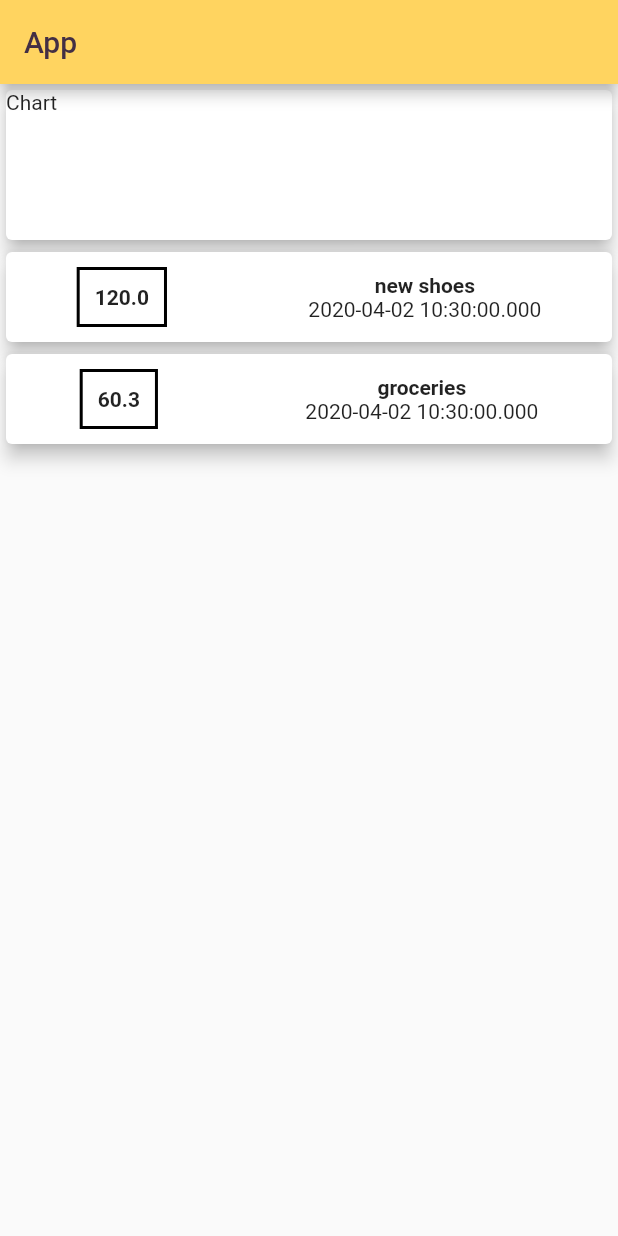
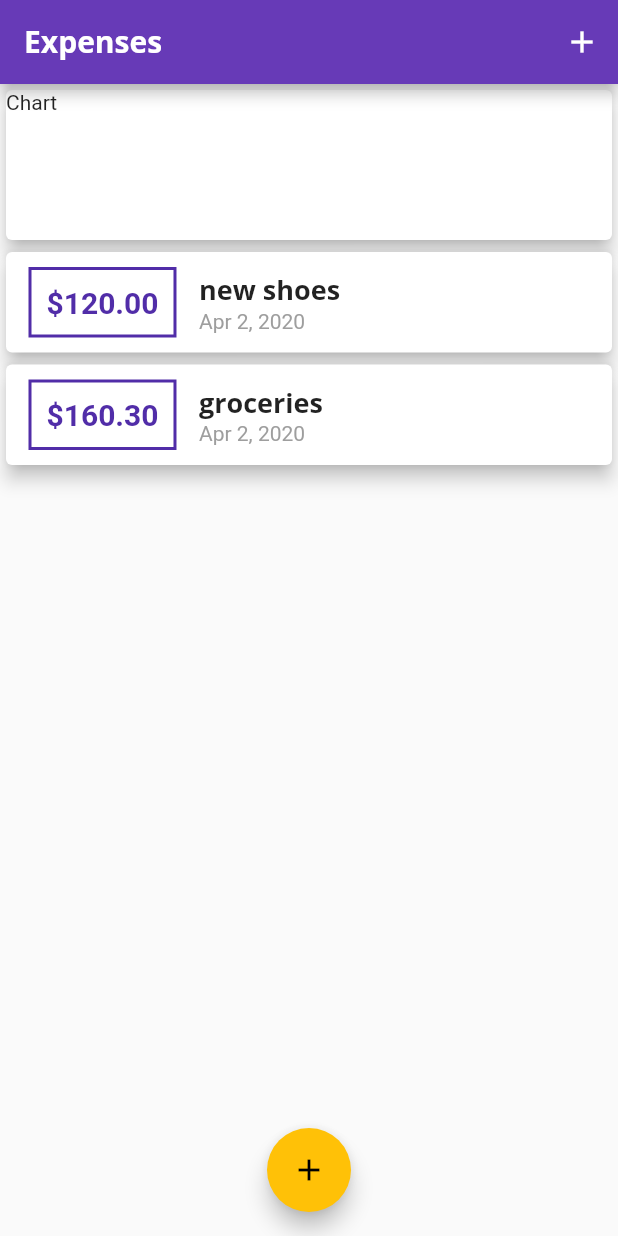
Before and after one commit to brimac1634/practice-flutter-expense, a Flutter app: the screen it shows after launch, on a phone screen of 412 x 824 dp. Run offline on Flutter 3.47's test engine with Material 2 defaults, Android fonts, the phone set to English and light mode, and no system bars.

Commit message:
added fonts and global styles, restructured widgets and added modal

```diff
--- a/lib/main.dart
+++ b/lib/main.dart
@@ -1,6 +1,9 @@
 import 'package:flutter/material.dart';
 
-import './transaction.dart';
+import './widgets/transaction_list.dart';
+import './widgets/new_transaction.dart';
+
+import './models/transaction.dart';
 
 void main() => runApp(MyApp());
 
@@ -8,33 +11,68 @@ class MyApp extends StatelessWidget {
   @override
   Widget build(BuildContext context) {
     return MaterialApp(
-      title: 'Expense ',
+      title: 'Expenses',
+      theme: ThemeData(
+          primarySwatch: Colors.deepPurple,
+          accentColor: Colors.amber,
+          fontFamily: 'Quicksand',
+          textTheme: ThemeData.light().textTheme.copyWith(title: TextStyle(fontFamily: 'OpenSans', fontWeight: FontWeight.bold, fontSize: 18)),
+          appBarTheme: AppBarTheme(
+              textTheme: ThemeData.light().textTheme.copyWith(
+                  title: TextStyle(
+                      fontFamily: 'OpenSans',
+                      fontSize: 20,
+                      fontWeight: FontWeight.bold)))),
       home: MyHomePage(),
     );
   }
 }
 
-class MyHomePage extends StatelessWidget {
-  final List<Transaction> transactions = [
+class MyHomePage extends StatefulWidget {
+  @override
+  _MyHomePageState createState() => _MyHomePageState();
+}
+
+class _MyHomePageState extends State<MyHomePage> {
+  final List<Transaction> _userTransactions = [
     Transaction(
-        id: 't1', title: 'new shoes', amount: 120, date: DateTime.now()),
+        id: 't1', title: 'new shoes', amount: 120.00, date: DateTime.now()),
     Transaction(
-        id: 't2', title: 'groceries', amount: 60.30, date: DateTime.now()),
+        id: 't2', title: 'groceries', amount: 160.30, date: DateTime.now()),
   ];
+
+  void _addNewTransaction(String title, double amount) {
+    final newTx = Transaction(
+        id: DateTime.now().toString(),
+        title: title,
+        amount: amount,
+        date: DateTime.now());
+
+    setState(() {
+      _userTransactions.add(newTx);
+    });
+  }
+
+  void _startNewTransaction(BuildContext ctx) {
+    showModalBottomSheet(
+        context: ctx,
+        builder: (_) {
+          return NewTransaction(_addNewTransaction);
+        });
+  }
 
   @override
   Widget build(BuildContext context) {
     return Scaffold(
       appBar: AppBar(
-          title: Text(
-            'App',
-            style: TextStyle(color: Color(0xFF432f44)),
+        title: Text('Expenses'),
+        actions: <Widget>[
+          IconButton(
+              icon: Icon(Icons.add),
+              onPressed: () => _startNewTransaction(context))
+        ],
       ),
-          backgroundColor: Color(0xFFFFD460),
-        ),
-        body: Column(
-            crossAxisAlignment: CrossAxisAlignment.stretch,
-            children: <Widget>[
+      body: ListView(children: <Widget>[
         Card(
           child: Container(
             width: double.infinity,
@@ -43,38 +81,12 @@ class MyHomePage extends StatelessWidget {
           ),
           elevation: 5.0,
         ),
-              Column(
-                crossAxisAlignment: CrossAxisAlignment.stretch,
-                children: transactions.map((tx) {
-                  return Card(
-                    elevation: 5.0,
-                    child: Row(
-                        mainAxisAlignment: MainAxisAlignment.spaceAround,
-                        children: <Widget>[
-                          Container(
-                            padding: EdgeInsets.all(10),
-                            margin: EdgeInsets.symmetric(vertical: 10),
-                            decoration: BoxDecoration(
-                                border:
-                                    Border.all(color: Colors.black, width: 2)),
-                            child: Text(
-                              '${tx.amount}',
-                              style: TextStyle(fontWeight: FontWeight.bold),
-                            ),
-                          ),
-                          Column(
-                            children: <Widget>[
-                              Text(
-                                tx.title,
-                                style: TextStyle(fontWeight: FontWeight.bold),
-                              ),
-                              Text(tx.date.toString()),
-                            ],
-                          )
+        TransactionList(_userTransactions),
       ]),
+      floatingActionButtonLocation: FloatingActionButtonLocation.centerFloat,
+      floatingActionButton: FloatingActionButton(
+          child: Icon(Icons.add),
+          onPressed: () => _startNewTransaction(context)),
     );
-                }).toList(),
-              )
-            ]));
   }
 }
--- /dev/null
+++ b/lib/widgets/transaction_list.dart
@@ -0,0 +1,56 @@
+import 'package:flutter/material.dart';
+import 'package:intl/intl.dart';
+
+import '../models/transaction.dart';
+
+class TransactionList extends StatelessWidget {
+  final List<Transaction> transactions;
+
+  TransactionList(this.transactions);
+
+  @override
+  Widget build(BuildContext context) {
+    return Container(
+      height: 300,
+      child: ListView.builder(
+          itemBuilder: (ctx, index) {
+            return Card(
+              elevation: 5.0,
+              child: Row(children: <Widget>[
+                Container(
+                  padding: EdgeInsets.all(10),
+                  margin: EdgeInsets.symmetric(
+                    vertical: 10,
+                    horizontal: 15,
+                  ),
+                  decoration: BoxDecoration(
+                      border: Border.all(color: Theme.of(context).primaryColorDark, width: 2)),
+                  child: Text(
+                    '\$${transactions[index].amount.toStringAsFixed(2)}',
+                    style: TextStyle(
+                        fontWeight: FontWeight.bold,
+                        fontSize: 20,
+                        color: Theme.of(context).primaryColorDark),
+                  ),
+                ),
+                Column(
+                  crossAxisAlignment: CrossAxisAlignment.start,
+                  children: <Widget>[
+                    Text(
+                      transactions[index].title,
+                      style: Theme.of(context).textTheme.title,
+                    ),
+                    Text(
+                      DateFormat.yMMMd().format(transactions[index].date),
+                      style: TextStyle(color: Colors.grey),
+                    ),
+                  ],
+                )
+              ]),
+            );
+          },
+          itemCount: transactions.length,
+        ),
+    );
+  }
+}
```
Also changed, not shown: lib/widgets/new_transaction.dart (added, +55 -0 lines), pubspec.yaml (+12 -11 lines), assets/fonts/OpenSans-Bold.ttf (added), assets/fonts/OpenSans-Regular.ttf (added), assets/fonts/Quicksand-Bold.ttf (added), assets/fonts/Quicksand-Light.ttf (added), assets/fonts/Quicksand-Medium.ttf (added), assets/fonts/Quicksand-Regular.ttf (added), lib/models/transaction.dart (renamed from lib/transaction.dart), pubspec.lock. Lines whose indentation alone changed are shown as unchanged.
